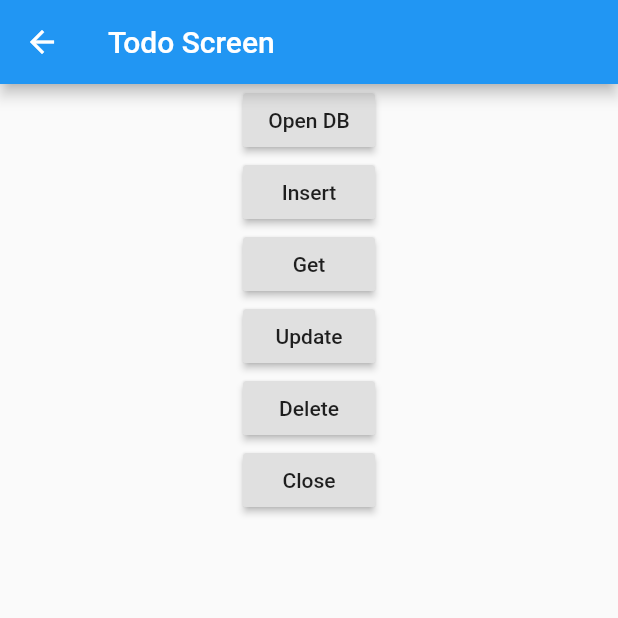
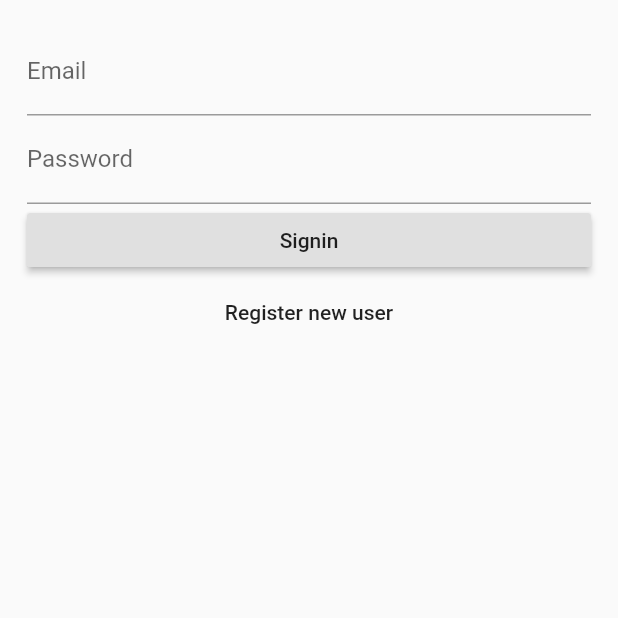
Before and after one commit to NaponTunglukmongkol/lab01, a Flutter app: the screen it shows after launch, on a phone screen of 412 x 824 dp, the top half of it. Run offline on Flutter 3.47's test engine with Material 2 defaults, Android fonts, the phone set to English and light mode, and no system bars; our stand-ins replace datetime_picker_formfield, firebase_auth, image_picker, sqflite; accounts and stored records are empty.

Commit message:
firebase authentication

```diff
--- a/lib/main.dart
+++ b/lib/main.dart
@@ -5,6 +5,8 @@ import './ui/second_screen.dart';
 import './ui/my_custom_form.dart';
 import './ui/list_data.dart';
 import './ui/todo_screen.dart';
+import './ui/login_screen.dart';
+import './ui/register_screen.dart';
 
 void main() => runApp(MyApp());
 
@@ -32,14 +34,16 @@ class MyHomePage extends StatelessWidget{ //Change screen
         primarySwatch: Colors.blue,
       ),
       // home: MyHomePage(),
-      initialRoute: '/todo',
+      initialRoute: '/login',
       routes: {
         "/": (context) => MyCustomForm(),
         "/second": (context) => SecondScreen(),
         "/detail": (context) => DetailScreen(),
         "/first": (context) => FirstScreen(),
         "/listdata": (context) => ListData(),
-        "/todo": (context) => TodoScreen()
+        "/todo": (context) => TodoScreen(),
+        "/login": (context) => LoginScreen(),
+        "/register": (context) => RegisterScreen()
       },
     );
   }
--- /dev/null
+++ b/lib/ui/login_screen.dart
@@ -0,0 +1,73 @@
+import 'package:flutter/material.dart';
+import 'package:firebase_auth/firebase_auth.dart';
+
+class LoginScreen extends StatefulWidget {
+  @override
+  State<StatefulWidget> createState() {
+    // TODO: implement createState
+    return LoginScreenState();
+  }
+}
+
+class LoginScreenState extends State<LoginScreen> {
+  final _formkey = GlobalKey<FormState>();
+  FirebaseAuth auth = FirebaseAuth.instance;
+  @override
+  Widget build(BuildContext context) {
+    // TODO: implement build
+    return Scaffold(
+      body: Padding(
+        padding: EdgeInsets.all(18),
+        child: Form(
+          key: _formkey,
+          child: Column(
+            children: <Widget>[
+              TextFormField(
+                decoration: InputDecoration(labelText: "Email"),
+                keyboardType: TextInputType.emailAddress,
+                validator: (value){
+                  if(value.isEmpty) return "Email is required";
+                },
+              ),
+              TextFormField(
+                decoration: InputDecoration(labelText: "Password"),
+                validator: (value){
+                  if(value.isEmpty) return "Password is required";
+                },
+                obscureText: true,
+              ),
+              Row(
+                children: <Widget>[
+                  Expanded(
+                    flex: 1,
+                    child: RaisedButton(
+                      child: Text("Signin"),
+                      onPressed: () {
+                        auth.signInWithEmailAndPassword(
+                          email: "60070037@kmitl.ac.th",
+                          password: "123456789",
+                        ).then((FirebaseUser user){
+                          if(user.isEmailVerified){
+                            print("go to home screen");
+                          }else{
+                            print("Please verifyed your email");
+                          }
+                        });
+                      },
+                    ),
+                  ),
+                ],
+              ),
+              FlatButton(
+                child: Text("Register new user"),
+                onPressed: () {
+                  Navigator.pushNamed(context, "/register");
+                },
+              )
+            ],
+          ),
+        ),
+      ),
+    );
+  }
+}
--- /dev/null
+++ b/lib/ui/register_screen.dart
@@ -0,0 +1,73 @@
+import 'package:flutter/material.dart';
+import 'package:firebase_auth/firebase_auth.dart';
+
+class RegisterScreen extends StatefulWidget {
+  @override
+  State<StatefulWidget> createState() {
+    // TODO: implement createState
+    return RegisterScreenState();
+  }
+}
+
+class RegisterScreenState extends State<RegisterScreen> {
+  final _formkey = GlobalKey<FormState>();
+  FirebaseAuth auth = FirebaseAuth.instance;
+  @override
+  Widget build(BuildContext context) {
+    // TODO: implement build
+    return Scaffold(
+      appBar: AppBar(title: Text("Register new user")),
+      body: Padding(
+        padding: EdgeInsets.all(18),
+        child: Form(
+          key: _formkey,
+          child: Column(
+            children: <Widget>[
+              TextFormField(
+                decoration: InputDecoration(labelText: "Email"),
+                keyboardType: TextInputType.emailAddress,
+                validator: (value) {
+                  if (value.isEmpty) return "Email is required";
+                },
+              ),
+              TextFormField(
+                decoration: InputDecoration(labelText: "Password"),
+                validator: (value) {
+                  if (value.isEmpty && value.length < 8)
+                    return "Password is required";
+                },
+                obscureText: true,
+              ),
+              TextFormField(
+                decoration: InputDecoration(labelText: "Re Password"),
+                validator: (value) {
+                  if (value.isEmpty) return "Password is required";
+                },
+                obscureText: true,
+              ),
+              Row(
+                children: <Widget>[
+                  Expanded(
+                    flex: 1,
+                    child: RaisedButton(
+                      child: Text("Register"),
+                      onPressed: () {
+                        auth
+                            .createUserWithEmailAndPassword(
+                                email: "60070037@kmitl.ac.th", password: "123456789")
+                            .then((FirebaseUser user) {
+                              user.sendEmailVerification();
+                              print("return from firebase ${user.email}");
+                            });
+                      },
+                    ),
+                  ),
+                ],
+              ),
+            ],
+          ),
+        ),
+      ),
+    );
+  }
+}
--- a/pubspec.yaml
+++ b/pubspec.yaml
@@ -29,6 +29,8 @@ dev_dependencies:
   http: ^0.11.3
   path_provider: ^0.4.1
   sqflite: ^1.1.0
+  firebase_core: ^0.2.5
+  firebase_auth: ^0.6.5
 
 
 # For information on the generic Dart part of this file, see the
```
Also changed, not shown: 3 other files.
